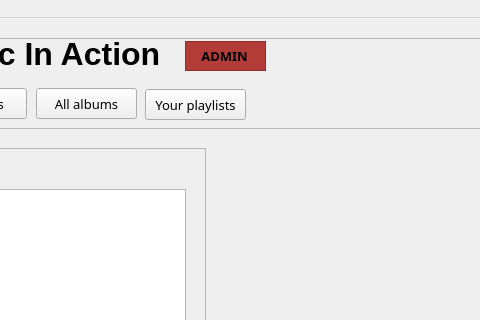
The window that mainwindow.ui (AlexDev404/GUIFinalProject) describes before a commit, drawn with Qt 5; both pictures show x 115 to 595 and y 0 to 320 of the 1230 by 747 pixel window.
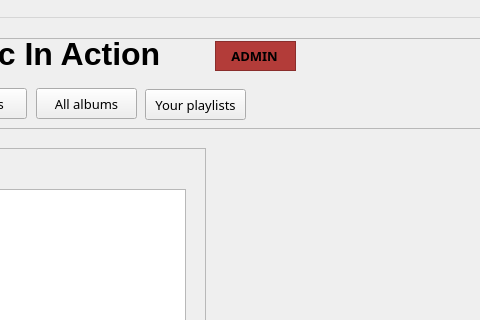
The same window after the commit. The open tabs and pages were chosen to show the change. Icons and pictures are not drawn.

Diff of the .ui file:
```diff
--- a/mainwindow.ui
+++ b/mainwindow.ui
@@ -2056,7 +2056,7 @@
     <widget class="QFrame" name="adminModeRoleFrame">
      <property name="geometry">
       <rect>
-       <x>270</x>
+       <x>300</x>
        <y>3</y>
        <width>81</width>
        <height>30</height>
```
Left out of the diff: 10 changed lines with no effect on the pictures.
